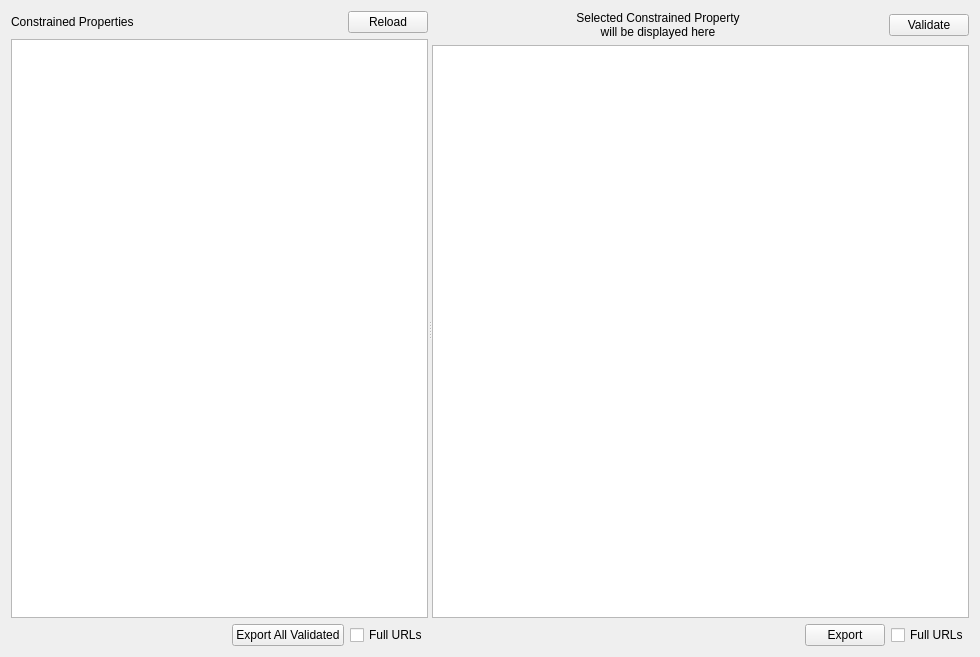
Before: the Qt Designer form ui/constrainttab.ui in Kunstenpunt/datakwaliteit-tool, drawn with Qt 5.
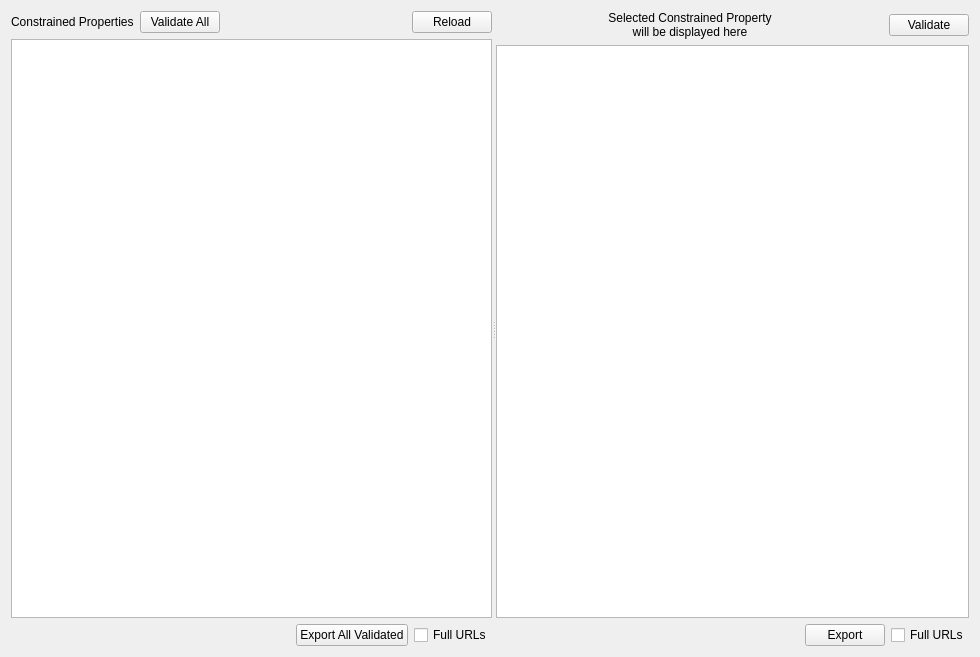
After: the same form once the commit is applied.

Commit message: Add Validate All functionality.

```diff
--- a/ui/constrainttab.ui
+++ b/ui/constrainttab.ui
@@ -25,7 +25,7 @@
      <widget class="QWidget" name="verticalLayoutWidgetLeft">
       <layout class="QVBoxLayout" name="verticalLayoutLeft">
        <item>
-        <layout class="QHBoxLayout" name="horizontalLayoutLeft" stretch="0,0,0">
+        <layout class="QHBoxLayout" name="horizontalLayoutLeft" stretch="0,0,0,0">
          <item>
           <widget class="QLabel" name="labelLeft">
            <property name="text">
@@ -33,6 +33,13 @@
            </property>
           </widget>
          </item>
+         <item>
+          <widget class="QPushButton" name="validateAllButton">
+           <property name="text">
+            <string>Validate All</string>
+           </property>
+          </widget>
+         </item>
          <item>
           <spacer name="horizontalSpacerLeft">
            <property name="orientation">
```
The commit also changes 3 other files.
